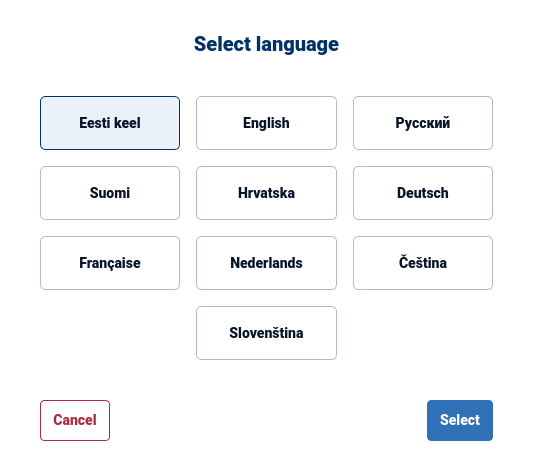
Qt form src/ui/languageselect.ui (web-eid/web-eid-app) before a commit.
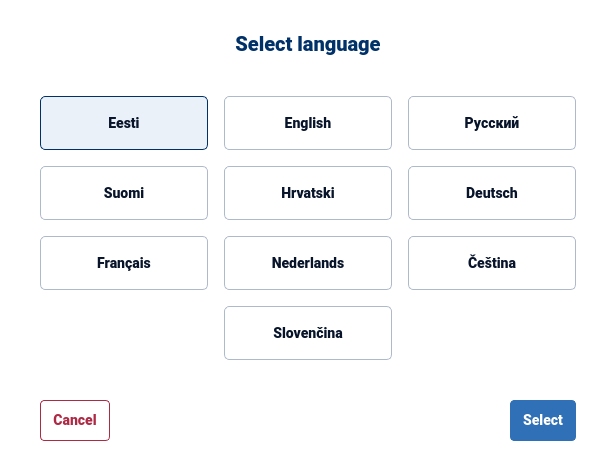
The same form after that commit.

```diff
--- a/src/ui/languageselect.ui
+++ b/src/ui/languageselect.ui
@@ -6,8 +6,8 @@
    <rect>
     <x>0</x>
     <y>0</y>
-    <width>537</width>
-    <height>456</height>
+    <width>616</width>
+    <height>444</height>
    </rect>
   </property>
   <property name="windowTitle">
@@ -88,6 +88,12 @@
    </property>
    <item row="0" column="0" colspan="3">
     <widget class="QLabel" name="label">
+     <property name="minimumSize">
+      <size>
+       <width>536</width>
+       <height>0</height>
+      </size>
+     </property>
      <property name="text">
       <string>Select language</string>
      </property>
@@ -113,7 +119,7 @@
         <cursorShape>PointingHandCursor</cursorShape>
        </property>
        <property name="text">
-        <string notr="true">Eesti keel</string>
+        <string notr="true">Eesti</string>
        </property>
        <property name="checkable">
         <bool>true</bool>
@@ -204,7 +210,7 @@
         <cursorShape>PointingHandCursor</cursorShape>
        </property>
        <property name="text">
-        <string notr="true">Hrvatska</string>
+        <string notr="true">Hrvatski</string>
        </property>
        <property name="checkable">
         <bool>true</bool>
@@ -248,7 +254,7 @@
         <cursorShape>PointingHandCursor</cursorShape>
        </property>
        <property name="text">
-        <string notr="true">Française</string>
+        <string notr="true">Français</string>
        </property>
        <property name="checkable">
         <bool>true</bool>
@@ -314,7 +320,7 @@
         <cursorShape>PointingHandCursor</cursorShape>
        </property>
        <property name="text">
-        <string notr="true">Slovenština</string>
+        <string notr="true">Slovenčina</string>
        </property>
        <property name="checkable">
         <bool>true</bool>
@@ -346,7 +352,7 @@
      </property>
      <property name="sizeHint" stdset="0">
       <size>
-       <width>317</width>
+       <width>0</width>
        <height>20</height>
       </size>
      </property>
```
